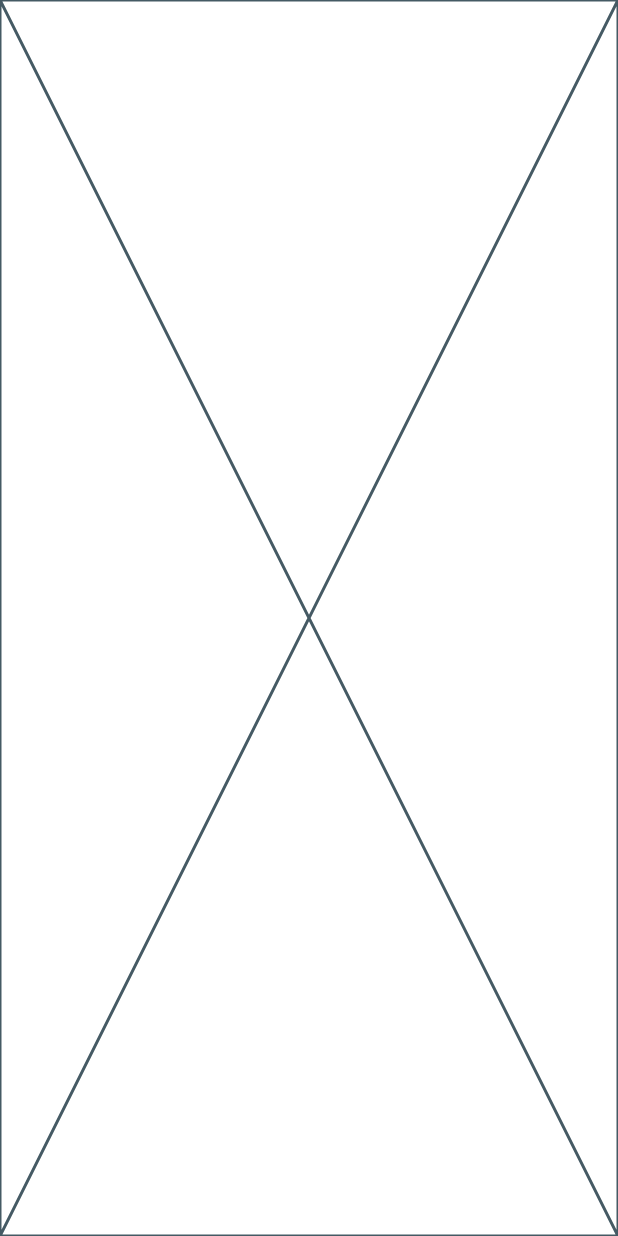
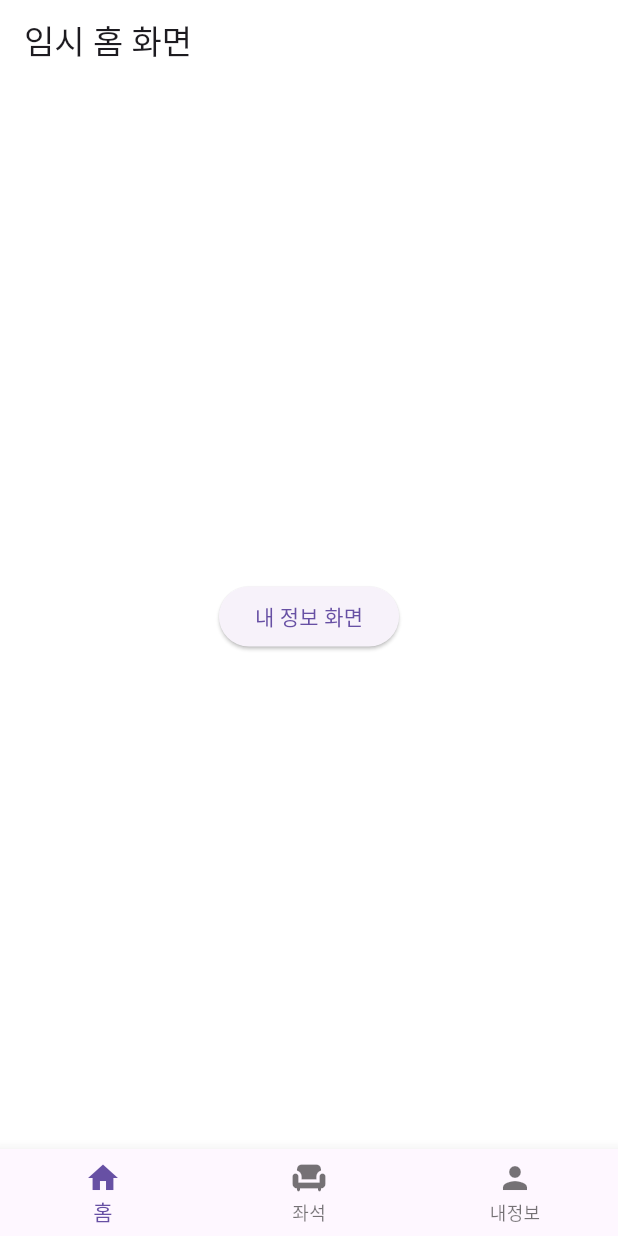
Before and after one commit to APP-iOS7/study_cafe-P6, a Flutter app: the screen it shows after launch, on a phone screen of 412 x 824 dp. Run offline on Flutter 3.47's test engine with Material 3 defaults, Android fonts, the phone set to English and light mode, and no system bars.

Commit message:
작업을 위한 myinfo_screan.dart, tabbar_screan.dart 파일 추가

```diff
--- /dev/null
+++ b/study_cafe_p6/lib/Screen/tabbar_screen.dart
@@ -0,0 +1,25 @@
+import 'package:flutter/material.dart';
+
+class BottomTabBar extends StatelessWidget {
+  final int selectedIndex;
+  final Function(int) onItemTapped;
+
+  const BottomTabBar({
+    super.key,
+    required this.selectedIndex,
+    required this.onItemTapped,
+  });
+
+  @override
+  Widget build(BuildContext context) {
+    return BottomNavigationBar(
+      currentIndex: selectedIndex,
+      onTap: onItemTapped,
+      items: const [
+        BottomNavigationBarItem(icon: Icon(Icons.home), label: '홈'),
+        BottomNavigationBarItem(icon: Icon(Icons.chair), label: '좌석'),
+        BottomNavigationBarItem(icon: Icon(Icons.person), label: '내정보'),
+      ],
+    );
+  }
+}
--- a/study_cafe_p6/lib/main.dart
+++ b/study_cafe_p6/lib/main.dart
@@ -1,5 +1,6 @@
 import 'package:flutter/material.dart';
-import 'package:study_cafe_p6/Screen/reserve_screen.dart';
+import 'package:study_cafe_p6/Screen/myInfo_screen.dart';
+import 'package:study_cafe_p6/Screen/tabbar_screen.dart';
 
 void main() {
   runApp(const MyApp());
@@ -8,9 +9,69 @@ void main() {
 class MyApp extends StatelessWidget {
   const MyApp({super.key});
 
-  // This widget is the root of your application.
   @override
   Widget build(BuildContext context) {
-    return MaterialApp(title: 'Study Cafe_Reserve', home: ReserveScreen());
+    return MaterialApp(
+      title: 'Study Cafe_Reserve',
+      debugShowCheckedModeBanner: false,
+      theme: ThemeData(useMaterial3: true),
+      home: const HomeScreen(),
+    );
   }
 }
+
+class HomeScreen extends StatefulWidget {
+  const HomeScreen({super.key});
+
+  @override
+  State<HomeScreen> createState() => _HomeScreenState();
+}
+
+class _HomeScreenState extends State<HomeScreen> {
+  int _selectedIndex = 0;
+
+  void _onItemTapped(int index) {
+    setState(() {
+      _selectedIndex = index;
+      if (index == 0) {
+        print('[D]탭바 0 홈');
+      } else if (index == 1) {
+        print('[D]탭바 1 좌석');
+      } else if (index == 2) {
+        print('[D]탭바 3 내정보');
+        Navigator.push(
+          context,
+          MaterialPageRoute(builder: (context) => const MyinfoScreen()),
+        );
+      }
+    });
+  }
+
+  @override
+  Widget build(BuildContext context) {
+    return Scaffold(
+      appBar: AppBar(
+        title: const Text("임시 홈 화면"),
+        backgroundColor: Colors.white,
+      ),
+      body: Container(
+        color: Colors.white,
+        child: Center(
+          child: ElevatedButton(
+            onPressed: () {
+              Navigator.push(
+                context,
+                MaterialPageRoute(builder: (context) => const MyinfoScreen()),
+              );
+            },
+            child: const Text("내 정보 화면"),
+          ),
+        ),
+      ),
+      bottomNavigationBar: BottomTabBar(
+        selectedIndex: _selectedIndex,
+        onItemTapped: _onItemTapped,
+      ),
+    );
+  }
+}
```
Also changed, not shown: study_cafe_p6/lib/Screen/myinfo_screen.dart (added, +114 -0 lines), study_cafe_p6/lib/Screen/reserve_screan.dart (renamed from study_cafe_p6/lib/Screen/reserve_screen.dart).
